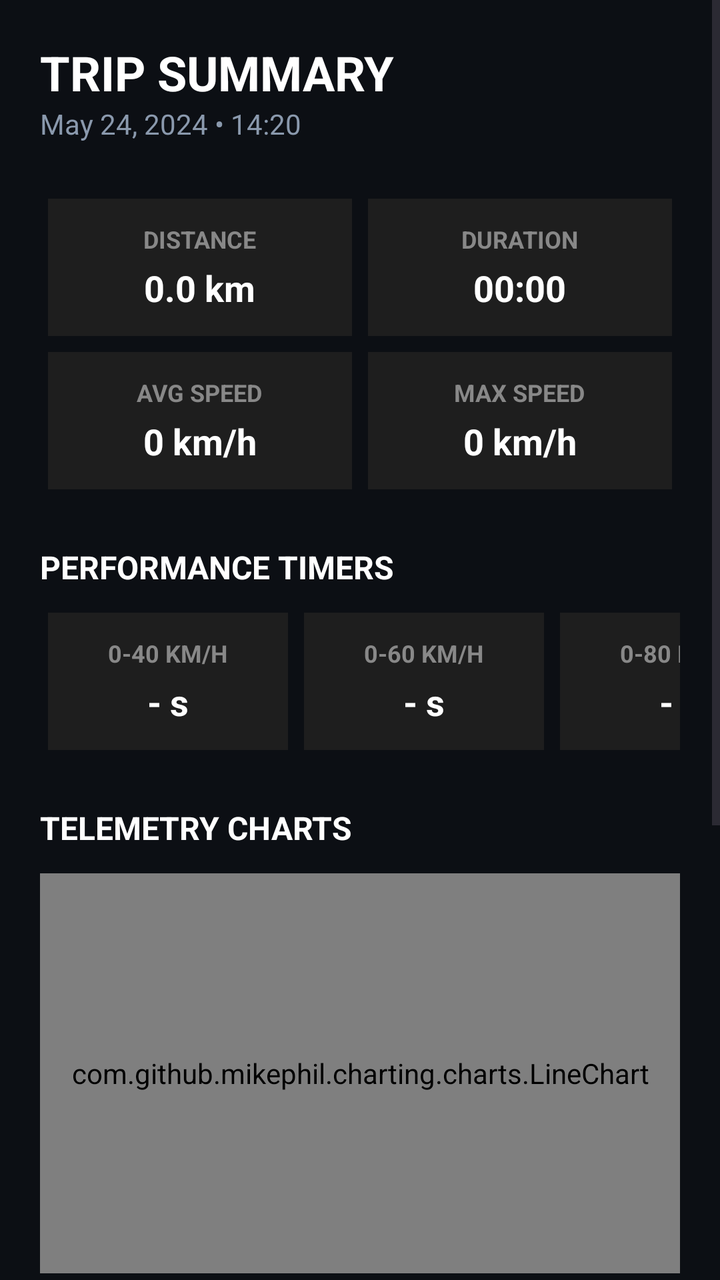
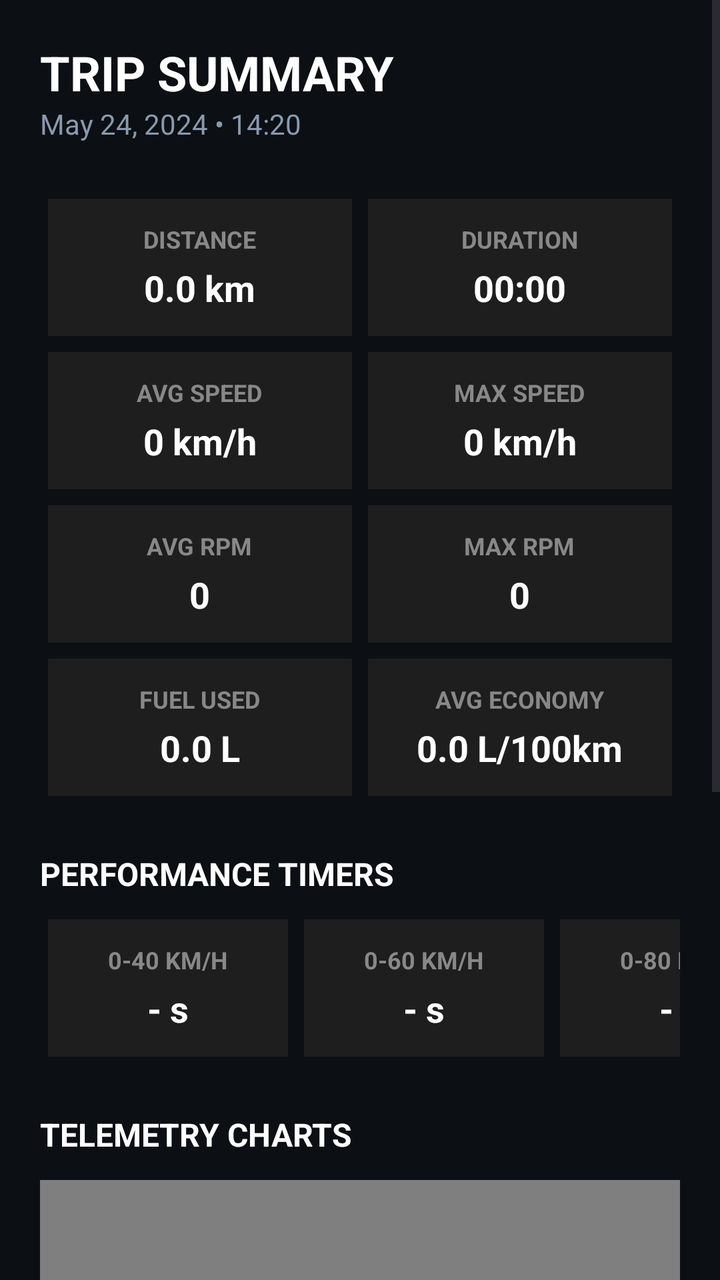

Compare the two renders of this Android layout. The source of the first and the diff that turns it into the second are given below.
<!-- AndroidManifest.xml: activity theme Theme.OBDWizard -->
<!-- res/layout/activity_trip_summary.xml -->
<?xml version="1.0" encoding="utf-8"?>
<ScrollView xmlns:android="http://schemas.android.com/apk/res/android"
    android:layout_width="match_parent"
    android:layout_height="match_parent"
    android:background="#0C0F14"
    android:fillViewport="true">

    <LinearLayout
        android:layout_width="match_parent"
        android:layout_height="wrap_content"
        android:orientation="vertical"
        android:padding="20dp">

        <TextView
            android:layout_width="wrap_content"
            android:layout_height="wrap_content"
            android:text="TRIP SUMMARY"
            android:textColor="#FFFFFF"
            android:textSize="24sp"
            android:textStyle="bold" />

        <TextView
            android:id="@+id/txtTripTime"
            android:layout_width="wrap_content"
            android:layout_height="wrap_content"
            android:text="May 24, 2024 • 14:20"
            android:textColor="#8A99AD"
            android:textSize="14sp" />

        
        <GridLayout
            android:layout_width="match_parent"
            android:layout_height="wrap_content"
            android:layout_marginTop="24dp"
            android:columnCount="2"
            android:useDefaultMargins="true">

            <LinearLayout
                style="@style/DashboardCard"
                android:layout_width="0dp"
                android:layout_columnWeight="1">

                <TextView
                    style="@style/DashboardLabel"
                    android:text="DISTANCE" />

                <TextView
                    android:id="@+id/txtSumDistance"
                    style="@style/DashboardValue"
                    android:text="0.0 km" />
            </LinearLayout>

            <LinearLayout
                style="@style/DashboardCard"
                android:layout_width="0dp"
                android:layout_columnWeight="1">

                <TextView
                    style="@style/DashboardLabel"
                    android:text="DURATION" />

                <TextView
                    android:id="@+id/txtSumDuration"
                    style="@style/DashboardValue"
                    android:text="00:00" />
            </LinearLayout>

            <LinearLayout
                style="@style/DashboardCard"
                android:layout_width="0dp"
                android:layout_columnWeight="1">

                <TextView
                    style="@style/DashboardLabel"
                    android:text="AVG SPEED" />

                <TextView
                    android:id="@+id/txtSumAvgSpeed"
                    style="@style/DashboardValue"
                    android:text="0 km/h" />
            </LinearLayout>

            <LinearLayout
                style="@style/DashboardCard"
                android:layout_width="0dp"
                android:layout_columnWeight="1">

                <TextView
                    style="@style/DashboardLabel"
                    android:text="MAX SPEED" />

                <TextView
                    android:id="@+id/txtSumMaxSpeed"
                    style="@style/DashboardValue"
                    android:text="0 km/h" />
            </LinearLayout>
        </GridLayout>

        
        <TextView
            android:layout_width="wrap_content"
            android:layout_height="wrap_content"
            android:layout_marginTop="24dp"
            android:text="PERFORMANCE TIMERS"
            android:textColor="#FFFFFF"
            android:textSize="16sp"
            android:textStyle="bold" />

        <HorizontalScrollView
            android:layout_width="match_parent"
            android:layout_height="wrap_content"
            android:layout_marginTop="8dp"
            android:scrollbars="none">

            <LinearLayout
                android:layout_width="wrap_content"
                android:layout_height="wrap_content"
                android:orientation="horizontal">

                <LinearLayout
                    style="@style/DashboardCard"
                    android:layout_width="120dp"
                    android:layout_marginEnd="8dp">

                    <TextView
                        style="@style/DashboardLabel"
                        android:text="0-40 KM/H" />

                    <TextView
                        android:id="@+id/txtSum0to40"
                        style="@style/DashboardValue"
                        android:text="- s" />
                </LinearLayout>

                <LinearLayout
                    style="@style/DashboardCard"
                    android:layout_width="120dp"
                    android:layout_marginEnd="8dp">

                    <TextView
                        style="@style/DashboardLabel"
                        android:text="0-60 KM/H" />

                    <TextView
                        android:id="@+id/txtSum0to60"
                        style="@style/DashboardValue"
                        android:text="- s" />
                </LinearLayout>

                <LinearLayout
                    style="@style/DashboardCard"
                    android:layout_width="120dp"
                    android:layout_marginEnd="8dp">

                    <TextView
                        style="@style/DashboardLabel"
                        android:text="0-80 KM/H" />

                    <TextView
                        android:id="@+id/txtSum0to80"
                        style="@style/DashboardValue"
                        android:text="- s" />
                </LinearLayout>

                <LinearLayout
                    style="@style/DashboardCard"
                    android:layout_width="120dp">

                    <TextView
                        style="@style/DashboardLabel"
                        android:text="0-100 KM/H" />

                    <TextView
                        android:id="@+id/txtSum0to100"
                        style="@style/DashboardValue"
                        android:text="- s" />
                </LinearLayout>
            </LinearLayout>
        </HorizontalScrollView>

        
        <TextView
            android:layout_width="wrap_content"
            android:layout_height="wrap_content"
            android:layout_marginTop="24dp"
            android:text="TELEMETRY CHARTS"
            android:textColor="#FFFFFF"
            android:textSize="16sp"
            android:textStyle="bold" />

        <com.github.mikephil.charting.charts.LineChart
            android:id="@+id/chartSpeed"
            android:layout_width="match_parent"
            android:layout_height="200dp"
            android:layout_marginTop="12dp"
            android:background="@drawable/bg_dashboard_card" />

        <com.github.mikephil.charting.charts.LineChart
            android:id="@+id/chartRpm"
            android:layout_width="match_parent"
            android:layout_height="200dp"
            android:layout_marginTop="12dp"
            android:background="@drawable/bg_dashboard_card" />

        <Button
            android:id="@+id/btnDone"
            android:layout_width="match_parent"
            android:layout_height="60dp"
            android:layout_marginTop="32dp"
            android:layout_marginBottom="32dp"
            android:backgroundTint="#00E5FF"
            android:text="CLOSE"
            android:textColor="#000000"
            android:textStyle="bold" />

    </LinearLayout>
</ScrollView>
<!-- resources referenced by this layout -->
<resources>
  <!-- drawable bg_dashboard_card (drawable) -->
  <?xml version="1.0" encoding="utf-8"?>
  <shape xmlns:android="http://schemas.android.com/apk/res/android"
      android:shape="rectangle">
      <solid android:color="#141A23" />
      <corners android:radius="16dp" />
      <stroke
          android:width="1dp"
          android:color="#222C3A" />
  </shape>
  <style name="DashboardCard">
          <item name="android:layout_width">0dp</item>
          <item name="android:layout_height">wrap_content</item>
          <item name="android:layout_margin">4dp</item>
          <item name="android:background">@color/card_bg</item>
          <item name="android:gravity">center</item>
          <item name="android:orientation">vertical</item>
          <item name="android:padding">12dp</item>
      </style>
  <style name="DashboardLabel">
          <item name="android:layout_width">wrap_content</item>
          <item name="android:layout_height">wrap_content</item>
          <item name="android:textColor">@color/text_gray</item>
          <item name="android:textSize">12sp</item>
          <item name="android:textStyle">bold</item>
      </style>
  <style name="DashboardValue">
          <item name="android:layout_width">wrap_content</item>
          <item name="android:layout_height">wrap_content</item>
          <item name="android:layout_marginTop">4dp</item>
          <item name="android:textColor">@color/text_white</item>
          <item name="android:textSize">18sp</item>
          <item name="android:textStyle">bold</item>
      </style>
  <style name="Theme.OBDWizard" parent="Base.Theme.OBDWizard" />
  <color name="card_bg">#1E1E1E</color>
  <color name="text_gray">#888888</color>
  <color name="text_white">#FFFFFF</color>
  <style name="Base.Theme.OBDWizard" parent="Theme.Material3.DayNight.NoActionBar">
          
          <item name="android:statusBarColor">#121212</item>
          <item name="android:navigationBarColor">#121212</item>
          <item name="android:windowBackground">#121212</item>
          
      </style>
</resources>

<!-- the commit's change to res/layout/activity_trip_summary.xml (unified diff, before → after) -->
@@ -94,6 +94,67 @@
                     style="@style/DashboardValue"
                     android:text="0 km/h" />
             </LinearLayout>
+
+            <LinearLayout
+                style="@style/DashboardCard"
+                android:layout_width="0dp"
+                android:layout_columnWeight="1">
+
+                <TextView
+                    style="@style/DashboardLabel"
+                    android:text="AVG RPM" />
+
+                <TextView
+                    android:id="@+id/txtSumAvgRpm"
+                    style="@style/DashboardValue"
+                    android:text="0" />
+            </LinearLayout>
+
+            <LinearLayout
+                style="@style/DashboardCard"
+                android:layout_width="0dp"
+                android:layout_columnWeight="1">
+
+                <TextView
+                    style="@style/DashboardLabel"
+                    android:text="MAX RPM" />
+
+                <TextView
+                    android:id="@+id/txtSumMaxRpm"
+                    style="@style/DashboardValue"
+                    android:text="0" />
+            </LinearLayout>
+
+            <LinearLayout
+                style="@style/DashboardCard"
+                android:layout_width="0dp"
+                android:layout_columnWeight="1">
+
+                <TextView
+                    style="@style/DashboardLabel"
+                    android:text="FUEL USED" />
+
+                <TextView
+                    android:id="@+id/txtSumFuel"
+                    style="@style/DashboardValue"
+                    android:text="0.0 L" />
+            </LinearLayout>
+
+            <LinearLayout
+                style="@style/DashboardCard"
+                android:layout_width="0dp"
+                android:layout_columnWeight="1">
+
+                <TextView
+                    style="@style/DashboardLabel"
+                    android:text="AVG ECONOMY" />
+
+                <TextView
+                    android:id="@+id/txtSumEconomy"
+                    style="@style/DashboardValue"
+                    android:text="0.0 L/100km" />
+            </LinearLayout>
+
         </GridLayout>
 
         
@@ -189,16 +250,9 @@
             android:textStyle="bold" />
 
         <com.github.mikephil.charting.charts.LineChart
-            android:id="@+id/chartSpeed"
-            android:layout_width="match_parent"
-            android:layout_height="200dp"
-            android:layout_marginTop="12dp"
-            android:background="@drawable/bg_dashboard_card" />
-
-        <com.github.mikephil.charting.charts.LineChart
-            android:id="@+id/chartRpm"
-            android:layout_width="match_parent"
-            android:layout_height="200dp"
+            android:id="@+id/chartCombined"
+            android:layout_width="match_parent"
+            android:layout_height="300dp"
             android:layout_marginTop="12dp"
             android:background="@drawable/bg_dashboard_card" />
 
